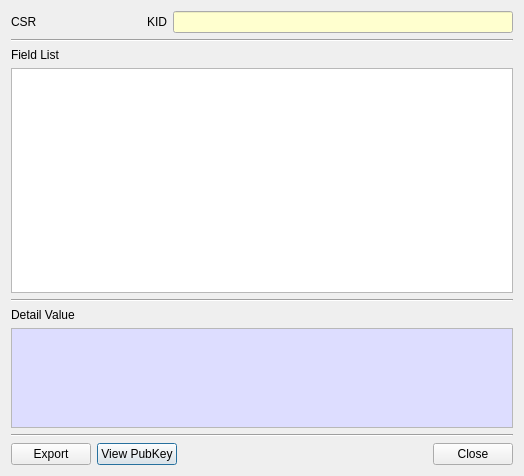
The window that CertMan/csr_info_dlg.ui (jykim74/CertMan) describes before a commit, drawn with Qt 5.
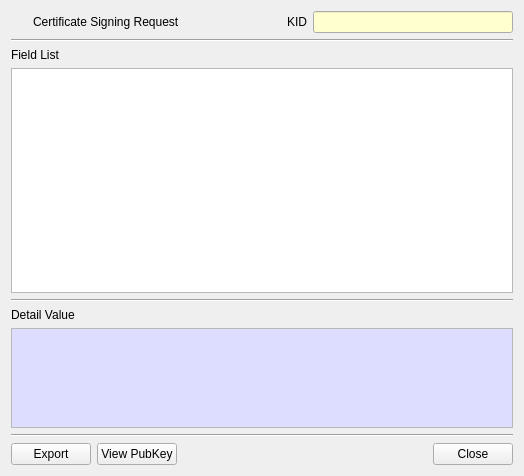
The same window after the commit. Icons and pictures are not drawn.

The edit to the form file:
```diff
--- a/CertMan/csr_info_dlg.ui
+++ b/CertMan/csr_info_dlg.ui
@@ -19,11 +19,25 @@
      <property name="topMargin">
       <number>0</number>
      </property>
+     <item row="0" column="1">
+      <widget class="QLabel" name="label_3">
+       <property name="text">
+        <string>Certificate Signing Request</string>
+       </property>
+      </widget>
+     </item>
      <item row="0" column="3">
+      <widget class="QLabel" name="label_4">
+       <property name="text">
+        <string>KID</string>
+       </property>
+      </widget>
+     </item>
+     <item row="0" column="4">
       <widget class="QLineEdit" name="mKIDText">
        <property name="minimumSize">
         <size>
-         <width>340</width>
+         <width>200</width>
          <height>0</height>
         </size>
        </property>
@@ -62,21 +76,7 @@
        </property>
       </widget>
      </item>
-     <item row="0" column="0">
-      <widget class="QLabel" name="label_3">
-       <property name="text">
-        <string>CSR</string>
-       </property>
-      </widget>
-     </item>
      <item row="0" column="2">
-      <widget class="QLabel" name="label_4">
-       <property name="text">
-        <string>KID</string>
-       </property>
-      </widget>
-     </item>
-     <item row="0" column="1">
       <spacer name="horizontalSpacer_2">
        <property name="orientation">
         <enum>Qt::Horizontal</enum>
@@ -89,6 +89,32 @@
        </property>
       </spacer>
      </item>
+     <item row="0" column="0">
+      <widget class="QPushButton" name="pushButton">
+       <property name="minimumSize">
+        <size>
+         <width>16</width>
+         <height>0</height>
+        </size>
+       </property>
+       <property name="maximumSize">
+        <size>
+         <width>16</width>
+         <height>16777215</height>
+        </size>
+       </property>
+       <property name="text">
+        <string/>
+       </property>
+       <property name="icon">
+        <iconset resource="certman.qrc">
+         <normaloff>:/images/csr.png</normaloff>:/images/csr.png</iconset>
+       </property>
+       <property name="flat">
+        <bool>true</bool>
+       </property>
+      </widget>
+     </item>
     </layout>
    </item>
    <item>
```
Left out of the diff: 4 changed lines with no effect on the pictures.
